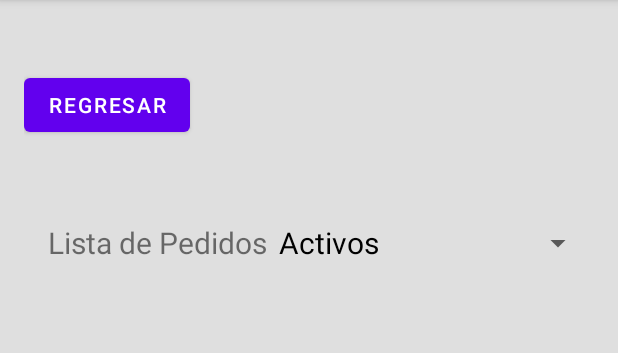
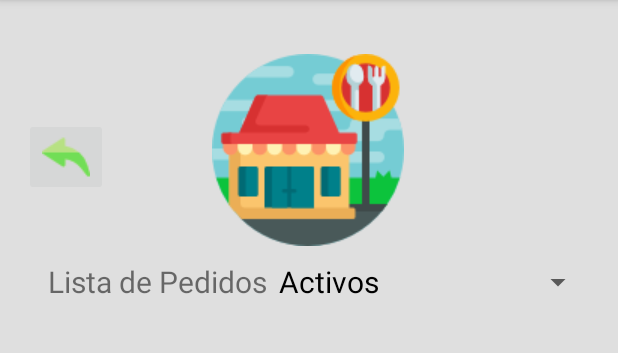
Before and after one commit to nacho914/Maz-Store-Admin, an Android app: the MainActivity_Pedidos screen opened directly, with no data from a screen before it, on a phone screen of 412 x 824 dp, the part 84-437 px from its top. Run offline under Robolectric (Android 15) with nearby library versions, the phone set to English and light mode, and no system bars; our stand-ins replace Firebase (no records; nobody signed in at launch, a user with empty details on screens opened directly).

Commit message:
Se agregan ultimos cambios a componentes.

```diff
--- a/app/src/main/java/com/example/mazstoreadmin/modelos/UsuariosRestaurantes.java
+++ b/app/src/main/java/com/example/mazstoreadmin/modelos/UsuariosRestaurantes.java
@@ -15,6 +15,9 @@ public class UsuariosRestaurantes {
     public  String HoraFin;
     public  String keyNotificaciones;
     HashMap<String, Object> timestampCreated;
+
+    public UsuariosRestaurantes()
+    {}
 
     public UsuariosRestaurantes(String sNombre,String sDomicilio,long lTele, String sCorreo,
                                 String sPassword,String shoraInicio,String sHoraFin,String sKey)
--- a/app/src/main/res/layout/activity_main__pedidos.xml
+++ b/app/src/main/res/layout/activity_main__pedidos.xml
@@ -20,16 +20,49 @@
         <LinearLayout
             android:layout_width="match_parent"
             android:layout_height="wrap_content"
+            android:gravity="center"
             android:orientation="horizontal">
 
-            <Button
-                android:id="@+id/btnRegresar"
-                android:layout_width="wrap_content"
+            <LinearLayout
+                android:layout_width="0dp"
                 android:layout_height="wrap_content"
-                android:layout_marginTop="30dp"
-                android:layout_marginBottom="20dp"
-                android:onClick="regresarPrincipal"
-                android:text="Regresar" />
+                android:layout_weight=".33"
+                android:gravity="center"
+                android:orientation="vertical">
+
+                <ImageButton
+                    android:id="@+id/btnRegresar"
+                    android:layout_width="wrap_content"
+                    android:layout_height="wrap_content"
+                    android:layout_alignParentTop="true"
+                    android:layout_alignParentRight="true"
+                    android:layout_gravity="center|left"
+                    android:layout_marginTop="30dp"
+                    android:onClick="regresarPrincipal"
+                    android:src="@drawable/regreso" />
+            </LinearLayout>
+
+            <LinearLayout
+                android:layout_width="0dp"
+                android:layout_height="wrap_content"
+                android:layout_weight=".34"
+                android:orientation="vertical">
+
+                <ImageView
+                    android:id="@+id/imageView"
+                    android:layout_width="wrap_content"
+                    android:layout_height="wrap_content"
+                    android:layout_gravity="center"
+                    android:layout_marginTop="20dp"
+                    app:srcCompat="@drawable/restaurante_grande" />
+            </LinearLayout>
+
+            <LinearLayout
+                android:layout_width="0dp"
+                android:layout_height="wrap_content"
+                android:layout_weight=".33"
+                android:orientation="vertical"></LinearLayout>
+
 
         </LinearLayout>
 
@@ -47,7 +80,6 @@
                 android:layout_height="wrap_content"
                 android:layout_marginStart="16dp"
                 android:layout_marginLeft="16dp"
-                android:layout_marginTop="16dp"
                 android:text="Lista de Pedidos"
                 android:textSize="20sp" />
 
@@ -55,7 +87,6 @@
                 android:id="@+id/spEstatus"
                 android:layout_width="match_parent"
                 android:layout_height="wrap_content"
-                android:layout_marginTop="16dp"
                 android:layout_weight="1" />
 
         </LinearLayout>
--- a/app/src/main/res/layout/activity_main_detalles_pedidos.xml
+++ b/app/src/main/res/layout/activity_main_detalles_pedidos.xml
@@ -26,8 +26,8 @@
 
             <ImageView
                 android:id="@+id/imageView"
-                android:layout_width="310dp"
-                android:layout_height="226dp"
+                android:layout_width="255dp"
+                android:layout_height="168dp"
                 android:layout_marginBottom="10dp"
                 app:srcCompat="@drawable/mazreparto2" />
 
@@ -192,7 +192,7 @@
                 android:layout_marginTop="30dp"
                 android:layout_marginBottom="40dp"
                 android:onClick="enviarRepartidor"
-                android:text="Elegir Vendedor" />
+                android:text="Elegir Repartidor" />
 
 
         </LinearLayout>
```
Also changed, not shown: app/src/main/java/com/example/mazstoreadmin/ListaPedidos/ListAdapterPedidos.java (+11 -0 lines), app/src/main/java/com/example/mazstoreadmin/MainActivity_detallesPedidos.java (+7 -7 lines), app/src/main/res/drawable/orderfood.png (added), app/src/main/res/drawable/regreso.png (added), app/src/main/res/drawable/restaurante.png (added), app/src/main/res/drawable/restaurante_grande.png (added).
